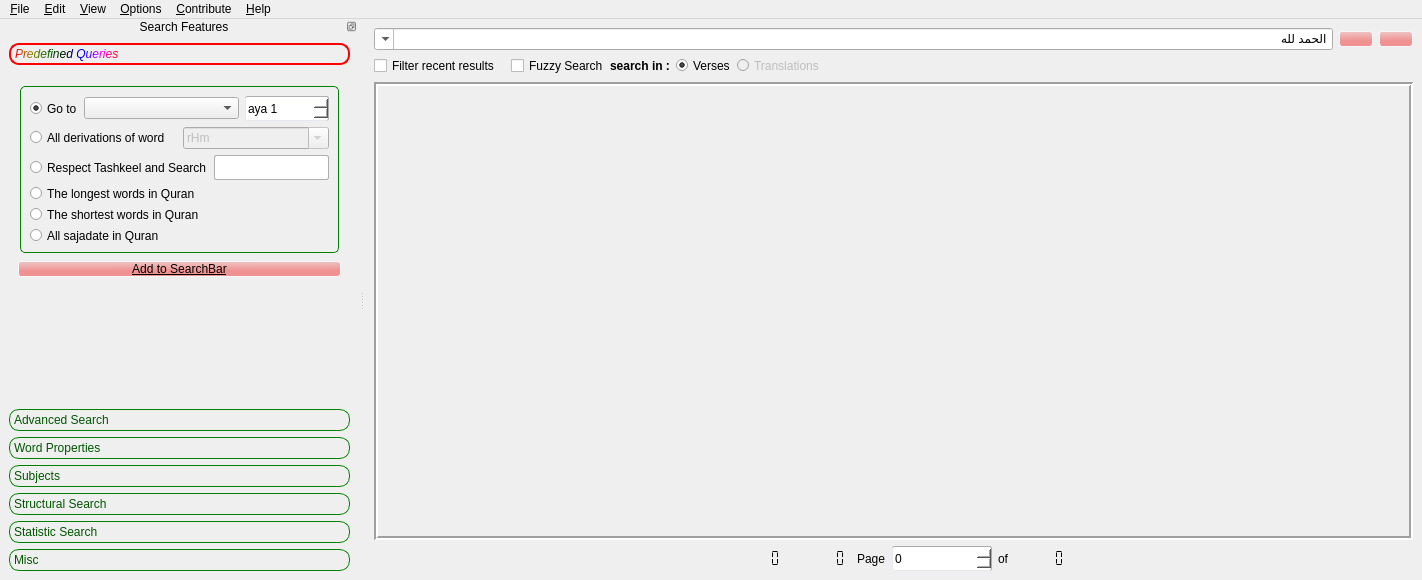
Qt form src/alfanous-desktop/UI/mainform.ui (Alfanous-team/alfanous) before a commit.
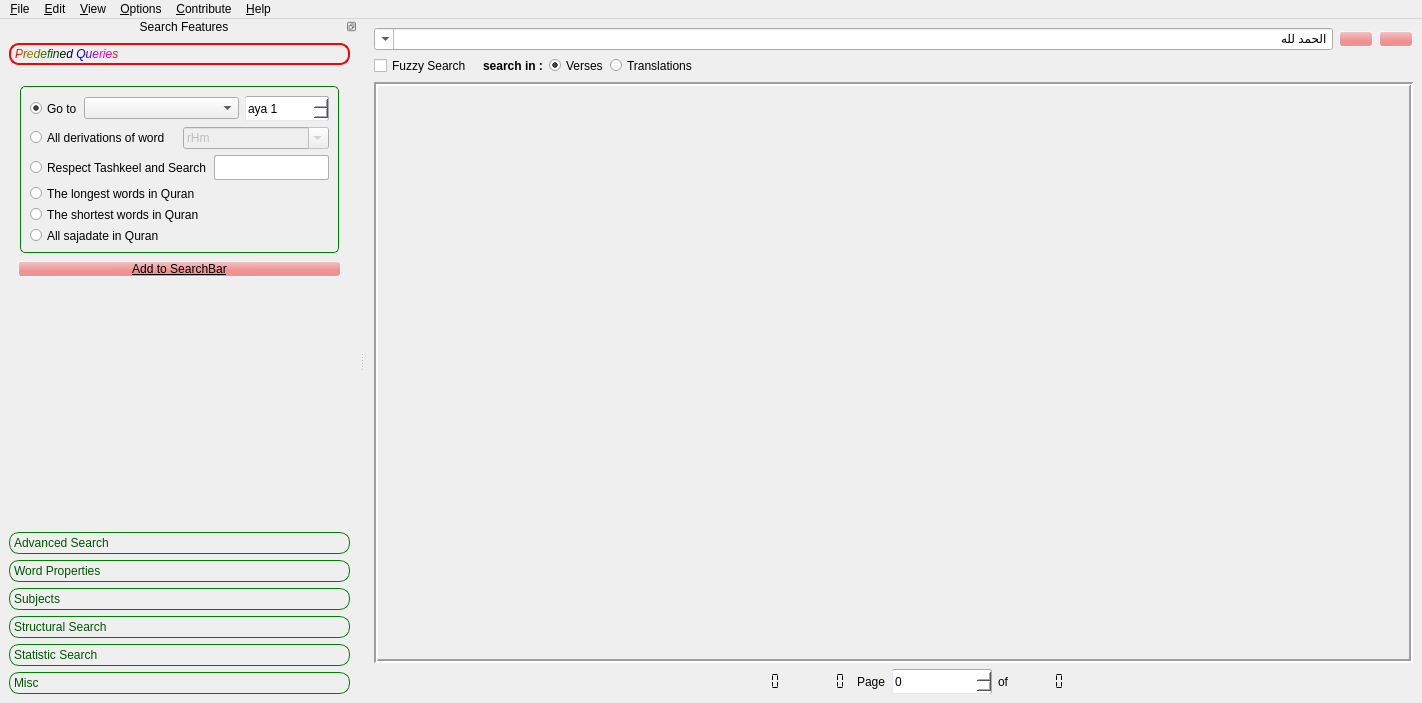
The same form after that commit. Icons and pictures are not drawn.

Commit message: [GUI] search in translations, fix #436, fix #441

What changed in the file:
```diff
--- a/src/alfanous-desktop/UI/mainform.ui
+++ b/src/alfanous-desktop/UI/mainform.ui
@@ -11,7 +11,7 @@
     <x>0</x>
     <y>0</y>
     <width>1422</width>
-    <height>580</height>
+    <height>703</height>
    </rect>
   </property>
   <property name="sizePolicy">
@@ -516,9 +516,12 @@
     <item>
      <layout class="QHBoxLayout" name="horizontalLayout_45">
       <item>
-       <widget class="QCheckBox" name="o_filter">
+       <widget class="QCheckBox" name="o_autospell">
+        <property name="enabled">
+         <bool>true</bool>
+        </property>
         <property name="text">
-         <string>Filter recent results</string>
+         <string>Fuzzy Search</string>
         </property>
        </widget>
       </item>
@@ -538,16 +541,6 @@
         </property>
        </spacer>
       </item>
-      <item>
-       <widget class="QCheckBox" name="o_autospell">
-        <property name="enabled">
-         <bool>true</bool>
-        </property>
-        <property name="text">
-         <string>Fuzzy Search</string>
-        </property>
-       </widget>
-      </item>
       <item>
        <widget class="QLabel" name="label_33">
         <property name="enabled">
@@ -586,7 +579,7 @@
       <item>
        <widget class="QRadioButton" name="o_search_in_trads">
         <property name="enabled">
-         <bool>false</bool>
+         <bool>true</bool>
         </property>
         <property name="text">
          <string>Translations</string>
@@ -1159,8 +1152,8 @@
          <rect>
           <x>0</x>
           <y>0</y>
-          <width>312</width>
-          <height>331</height>
+          <width>309</width>
+          <height>454</height>
          </rect>
         </property>
         <attribute name="label">
```
Left out of the diff: 106 changed lines with no effect on the pictures. The commit also changes 7 other files.
